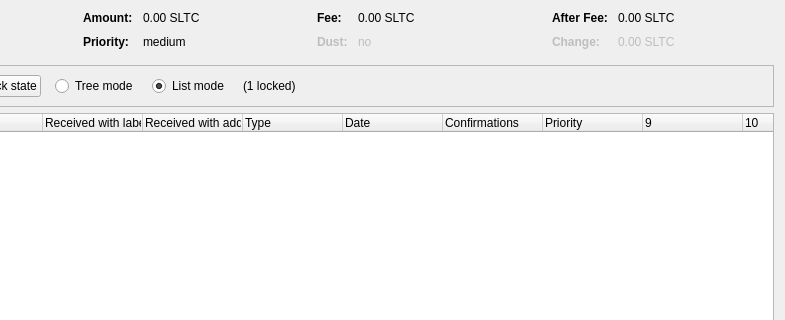
This is src/qt/forms/coincontroldialog.ui in ToranTeam/Toran as Qt 5 draws it before an edit; both pictures show x 169 to 954 and y 0 to 320 of the 954 by 500 pixel window. The edited form follows.
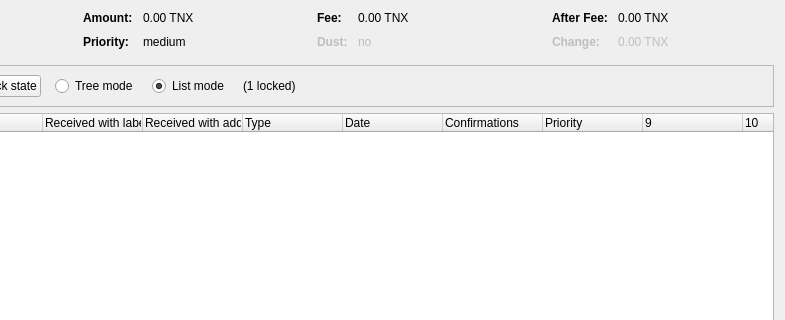
This is the edited form. Custom widgets are drawn as their Qt base class.

Diff of the .ui file:
```diff
--- a/src/qt/forms/coincontroldialog.ui
+++ b/src/qt/forms/coincontroldialog.ui
@@ -132,7 +132,7 @@
           <enum>Qt::ActionsContextMenu</enum>
          </property>
          <property name="text">
-          <string notr="true">0.00 SLTC</string>
+          <string notr="true">0.00 TNX</string>
          </property>
          <property name="textInteractionFlags">
           <set>Qt::LinksAccessibleByMouse|Qt::TextSelectableByKeyboard|Qt::TextSelectableByMouse</set>
@@ -206,7 +206,7 @@
           <enum>Qt::ActionsContextMenu</enum>
          </property>
          <property name="text">
-          <string notr="true">0.00 SLTC</string>
+          <string notr="true">0.00 TNX</string>
          </property>
          <property name="textInteractionFlags">
           <set>Qt::LinksAccessibleByMouse|Qt::TextSelectableByKeyboard|Qt::TextSelectableByMouse</set>
@@ -286,7 +286,7 @@
           <enum>Qt::ActionsContextMenu</enum>
          </property>
          <property name="text">
-          <string notr="true">0.00 SLTC</string>
+          <string notr="true">0.00 TNX</string>
          </property>
          <property name="textInteractionFlags">
           <set>Qt::LinksAccessibleByMouse|Qt::TextSelectableByKeyboard|Qt::TextSelectableByMouse</set>
@@ -321,7 +321,7 @@
           <enum>Qt::ActionsContextMenu</enum>
          </property>
          <property name="text">
-          <string notr="true">0.00 SLTC</string>
+          <string notr="true">0.00 TNX</string>
          </property>
          <property name="textInteractionFlags">
           <set>Qt::LinksAccessibleByMouse|Qt::TextSelectableByKeyboard|Qt::TextSelectableByMouse</set>
```
